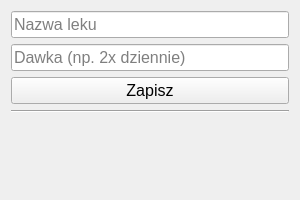
This is dialogs/ui/add_med_dialog.ui in fr0uzUUU/HealthAppQt as Qt 5 draws it before an edit. The edited form follows.
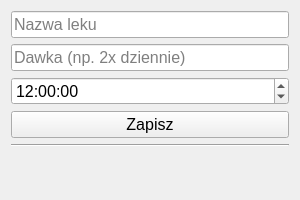
This is the edited form.

```diff
--- a/dialogs/ui/add_med_dialog.ui
+++ b/dialogs/ui/add_med_dialog.ui
@@ -40,6 +40,26 @@
      </property>
     </widget>
    </item>
+   <item>
+    <widget class="QTimeEdit" name="medTimeInput">
+     <property name="font">
+      <font>
+       <family>Arial</family>
+       <pointsize>12</pointsize>
+      </font>
+     </property>
+     <property name="contextMenuPolicy">
+      <enum>Qt::NoContextMenu</enum>
+     </property>
+     <property name="time">
+      <time>
+       <hour>12</hour>
+       <minute>0</minute>
+       <second>0</second>
+      </time>
+     </property>
+    </widget>
+   </item>
    <item>
     <widget class="QPushButton" name="saveButton">
      <property name="font">
```
